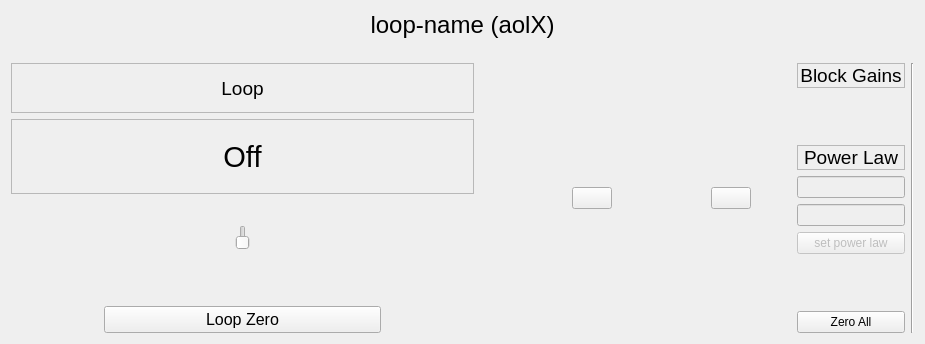
First picture: the form in gui/widgets/loopCtrl/loopCtrl.ui, repository uasal/MagAOX-scoob, before the edit.
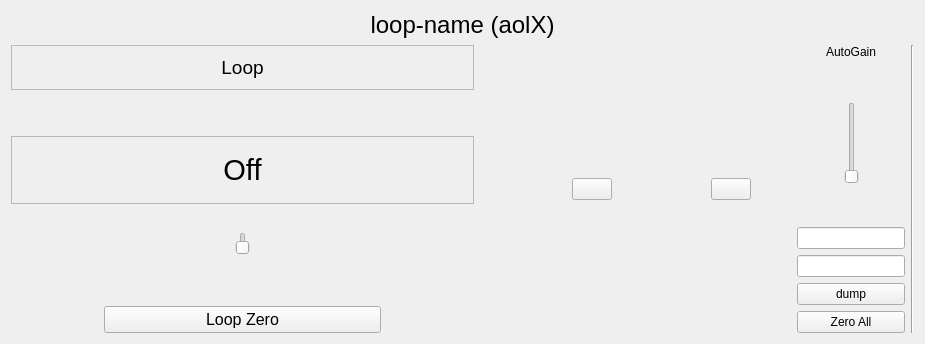
Second picture: the form after the edit. Icons and pictures are not drawn. Custom widgets are drawn as their Qt base class.

Patch:
```diff
--- a/gui/widgets/loopCtrl/loopCtrl.ui
+++ b/gui/widgets/loopCtrl/loopCtrl.ui
@@ -51,7 +51,7 @@
      <item>
       <layout class="QHBoxLayout" name="horizontalLayout_2" stretch="5,1,0,1,0,0,0,0">
        <item>
-        <layout class="QVBoxLayout" name="vl_loopStatus" stretch="2,3,1,1,2,0">
+        <layout class="QVBoxLayout" name="vl_loopStatus" stretch="2,0,3,1,1,2,0">
          <item>
           <widget class="QLabel" name="label_loop">
            <property name="font">
@@ -70,6 +70,19 @@
            </property>
           </widget>
          </item>
+         <item>
+          <spacer name="verticalSpacer_6">
+           <property name="orientation">
+            <enum>Qt::Vertical</enum>
+           </property>
+           <property name="sizeHint" stdset="0">
+            <size>
+             <width>20</width>
+             <height>40</height>
+            </size>
+           </property>
+          </spacer>
+         </item>
          <item>
           <widget class="QLabel" name="label_loop_state">
            <property name="font">
@@ -246,17 +259,9 @@
        <item>
         <layout class="QVBoxLayout" name="verticalLayout_2">
          <item>
-          <widget class="QLabel" name="label_block_gains">
-           <property name="font">
-            <font>
-             <pointsize>14</pointsize>
-            </font>
-           </property>
-           <property name="frameShape">
-            <enum>QFrame::StyledPanel</enum>
-           </property>
+          <widget class="QLabel" name="label_autogain">
            <property name="text">
-            <string>Block Gains</string>
+            <string>AutoGain</string>
            </property>
            <property name="alignment">
             <set>Qt::AlignCenter</set>
@@ -277,49 +282,40 @@
           </spacer>
          </item>
          <item>
-          <widget class="QLabel" name="label_powerLaw">
-           <property name="font">
-            <font>
-             <pointsize>14</pointsize>
-            </font>
-           </property>
-           <property name="frameShape">
-            <enum>QFrame::StyledPanel</enum>
-           </property>
-           <property name="text">
-            <string>Power Law</string>
-           </property>
-           <property name="alignment">
-            <set>Qt::AlignCenter</set>
-           </property>
-          </widget>
+          <layout class="QHBoxLayout" name="horizontalLayout_autoGainSlider">
+           <item>
+            <spacer name="horizontalSpacer_8">
+             <property name="orientation">
+              <enum>Qt::Horizontal</enum>
+             </property>
+             <property name="sizeHint" stdset="0">
+              <size>
+               <width>40</width>
+               <height>20</height>
+              </size>
+             </property>
+            </spacer>
+           </item>
+           <item>
+            <widget class="xqt::toggleSlider" name="slider_autogain"/>
+           </item>
+           <item>
+            <spacer name="horizontalSpacer_9">
+             <property name="orientation">
+              <enum>Qt::Horizontal</enum>
+             </property>
+             <property name="sizeHint" stdset="0">
+              <size>
+               <width>40</width>
+               <height>20</height>
+              </size>
+             </property>
+            </spacer>
+           </item>
+          </layout>
          </item>
          <item>
-          <widget class="xqt::statusEntry" name="powerLawIndex">
-           <property name="enabled">
-            <bool>false</bool>
-           </property>
-          </widget>
-         </item>
-         <item>
-          <widget class="xqt::statusEntry" name="powerLawFloor">
-           <property name="enabled">
-            <bool>false</bool>
-           </property>
-          </widget>
-         </item>
-         <item>
-          <widget class="QPushButton" name="button_setplaw">
-           <property name="enabled">
-            <bool>false</bool>
-           </property>
-           <property name="text">
-            <string>set power law</string>
-           </property>
-          </widget>
-         </item>
-         <item>
-          <spacer name="verticalSpacer_4">
+          <spacer name="verticalSpacer_9">
            <property name="orientation">
             <enum>Qt::Vertical</enum>
            </property>
@@ -331,6 +327,19 @@
            </property>
           </spacer>
          </item>
+         <item>
+          <widget class="xqt::statusEntry" name="opticalGain"/>
+         </item>
+         <item>
+          <widget class="xqt::statusEntry" name="gainGain"/>
+         </item>
+         <item>
+          <widget class="QPushButton" name="button_autoGainDump">
+           <property name="text">
+            <string>dump</string>
+           </property>
+          </widget>
+         </item>
          <item>
           <widget class="QPushButton" name="button_zeroall">
            <property name="text">
```
Left out of the diff: 4 changed lines with no effect on the pictures.
